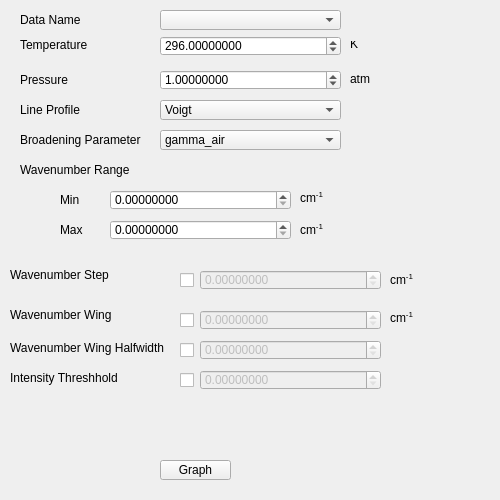
Old version of the form layouts/absorption_coefficient_window.ui in the repository hitranonline/hapiest.
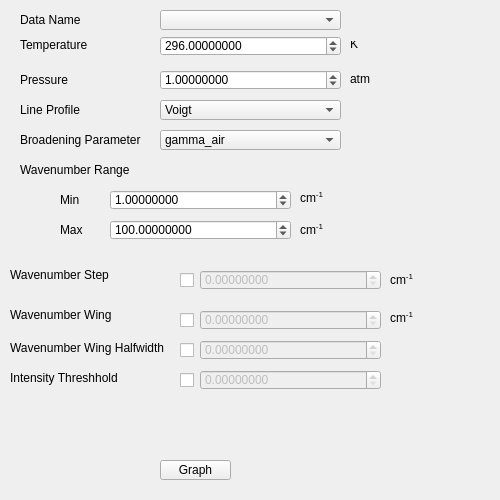
New version of the form.

Commit message: Added some rough support for graphing of absorption-coefficient graphs

The edit to the form file:
```diff
--- a/layouts/absorption_coefficient_window.ui
+++ b/layouts/absorption_coefficient_window.ui
@@ -162,6 +162,9 @@
    <property name="maximum">
     <double>1000000000.000000000000000</double>
    </property>
+      <property name="value">
+          <double>1.000000000000000</double>
+      </property>
   </widget>
   <widget class="QDoubleSpinBox" name="wn_max">
    <property name="geometry">
@@ -178,6 +181,9 @@
    <property name="maximum">
     <double>1000000000.000000000000000</double>
    </property>
+      <property name="value">
+          <double>100.000000000000000</double>
+      </property>
   </widget>
   <widget class="QLabel" name="label_5">
    <property name="geometry">
```
The commit also changes 4 other files.
